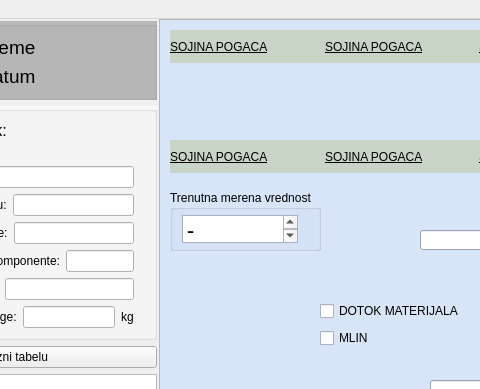
Before: the Qt Designer form ui/automainwindow.ui in nikolakn/biovita, drawn with Qt 5; both pictures show x 141 to 621 and y 0 to 389 of the 1240 by 878 pixel window.
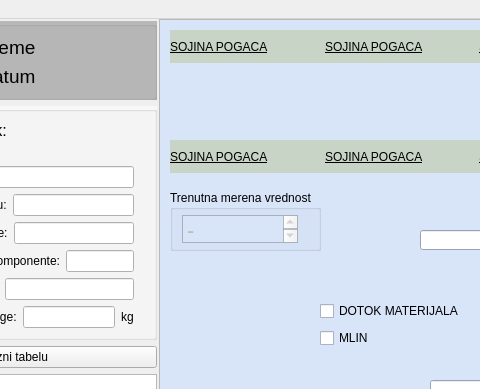
After: the same form once the commit is applied. Custom widgets are drawn as their Qt base class.

Diff of the .ui file:
```diff
--- a/ui/automainwindow.ui
+++ b/ui/automainwindow.ui
@@ -562,6 +562,9 @@
            </property>
            <item>
             <widget class="QTextEdit" name="vagamera_2">
+             <property name="enabled">
+              <bool>false</bool>
+             </property>
              <property name="font">
               <font>
                <family>Times New Roman</family>
```
Left out of the diff: 3 changed lines with no effect on the pictures.
